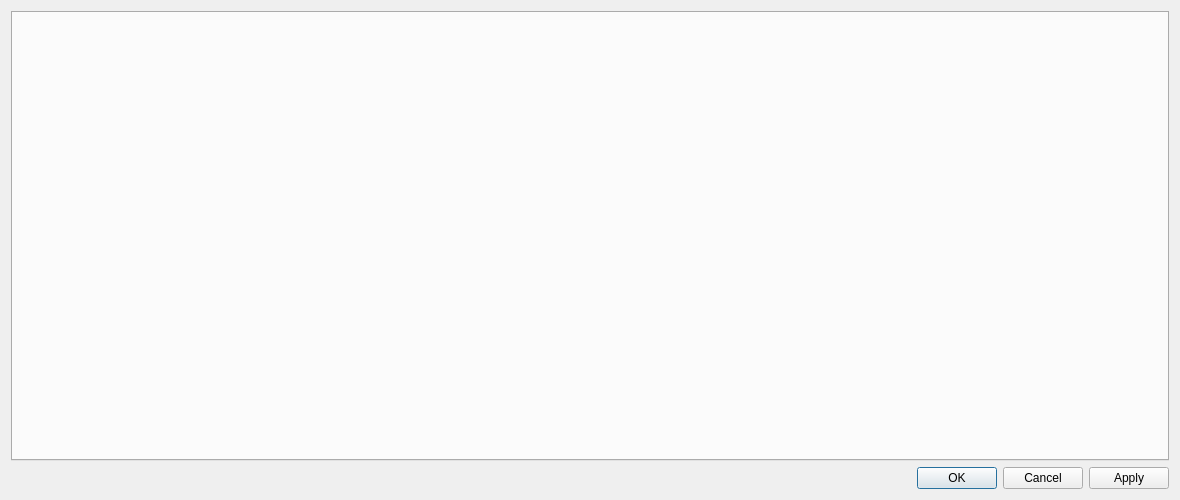
The window that dsvedit/item_editor.ui (LagoLunatic/DSVEdit) describes before a commit, drawn with Qt 5.
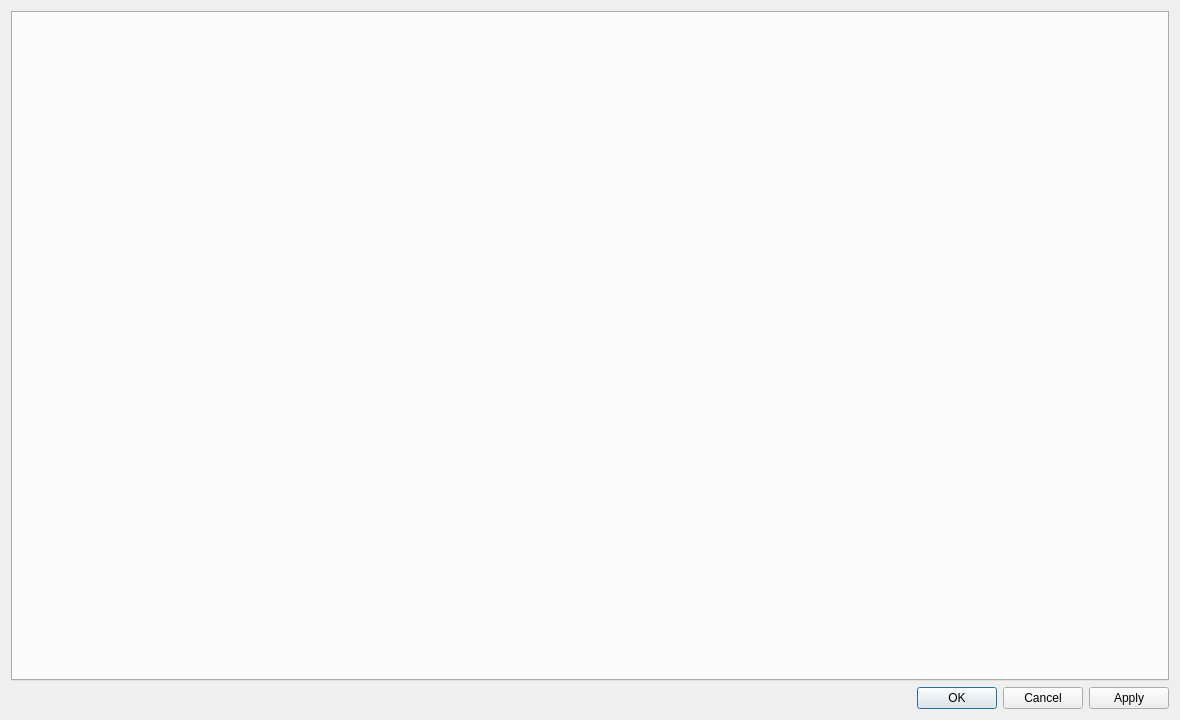
The same window after the commit.

```diff
--- a/dsvedit/item_editor.ui
+++ b/dsvedit/item_editor.ui
@@ -7,7 +7,7 @@
     <x>0</x>
     <y>0</y>
     <width>1180</width>
-    <height>500</height>
+    <height>720</height>
    </rect>
   </property>
   <property name="sizePolicy">
```
